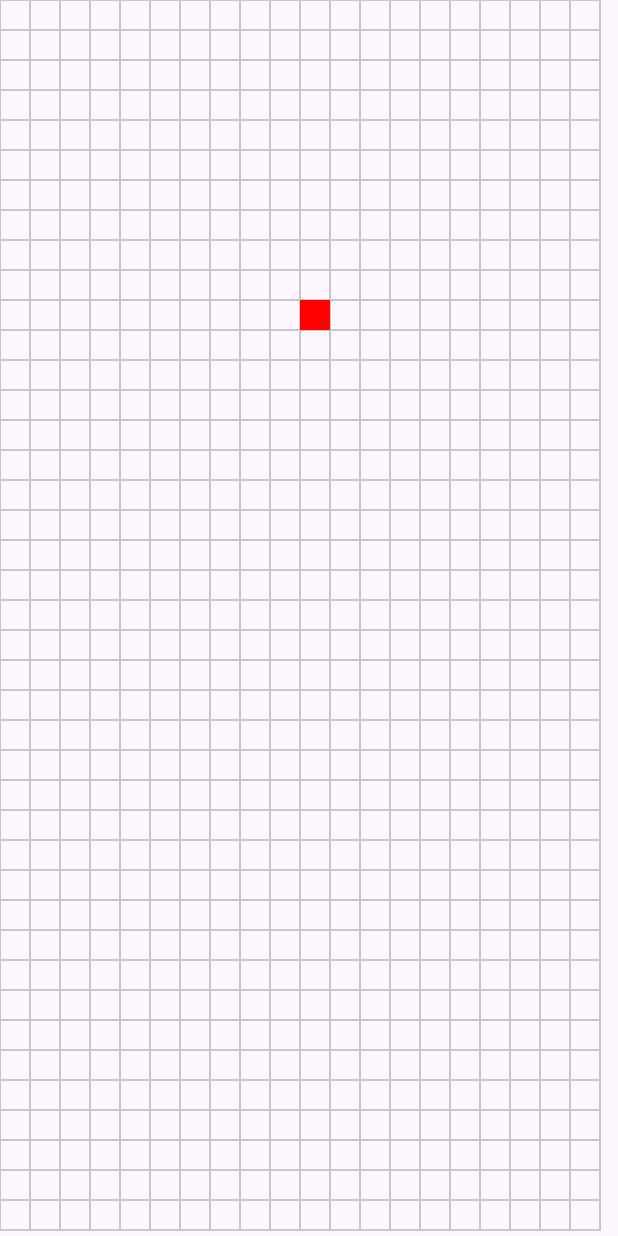
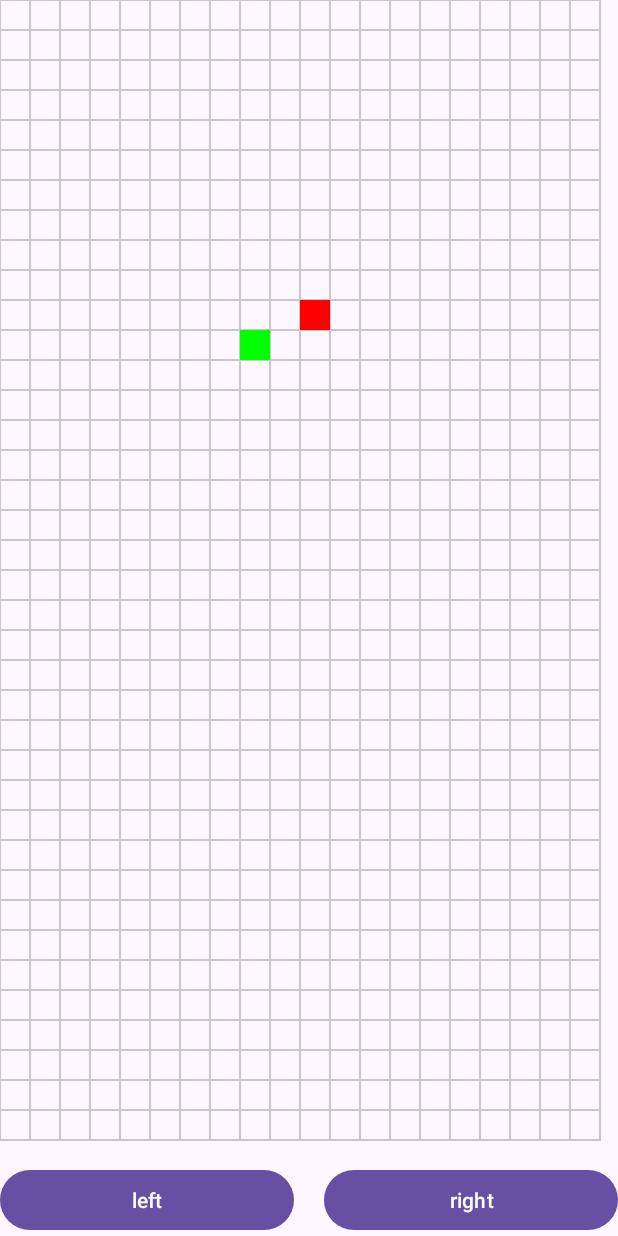
Before and after one commit to oughzal/Android_canvas, an Android app: the layout activity_main.xml on its own in the app's theme, with its tools: preview values and no code run, on a phone screen of 412 x 824 dp. Run offline under Robolectric (Android 15) with nearby library versions, the phone set to English and light mode, and no system bars.

Commit message:
Initial Commit

```diff
--- /dev/null
+++ b/app/src/main/java/ma/ofppt/androidcanvas/Direction.kt
@@ -0,0 +1,8 @@
+package ma.ofppt.androidcanvas
+
+enum class Direction {
+    left,
+    top,
+    right,
+    bottom
+}
--- a/app/src/main/java/ma/ofppt/androidcanvas/Point.kt
+++ b/app/src/main/java/ma/ofppt/androidcanvas/Point.kt
@@ -1,4 +1,20 @@
 package ma.ofppt.androidcanvas
 
+import android.graphics.Canvas
+import android.graphics.Color
+import android.graphics.Paint
+import android.graphics.Rect
+import android.graphics.RectF
+
 class Point(var X:Int,var Y:Int) {
+
+   companion object{
+       var squareSize = 0f
+   }
+    fun getRect(squareSize:Float) : RectF{
+        return RectF(X*squareSize, Y*squareSize,
+            (X+1)*squareSize,
+            (Y+1)*squareSize)
+    }
+
 }
--- a/app/src/main/java/ma/ofppt/androidcanvas/Snake.kt
+++ b/app/src/main/java/ma/ofppt/androidcanvas/Snake.kt
@@ -6,16 +6,25 @@ import android.graphics.Color
 import android.graphics.Paint
 import android.util.AttributeSet
 import android.view.View
+import kotlin.random.Random
 
 class Snake(context : Context, attrs : AttributeSet) : View(context,attrs) {
+    val sn = ArrayList<Point>()
     var nbcol= 20
     var nbrow = 0
     var squareSize = 0f
+    var head = Point(10,10)
+    lateinit var bait : Point
+    var direction = Direction.right
+    init {
+        sn.add(head)
+    }
 
     override fun onSizeChanged(w: Int, h: Int, oldw: Int, oldh: Int) {
         super.onSizeChanged(w, h, oldw, oldh)
         squareSize = (w/nbcol).toFloat()
         nbrow = (h/squareSize).toInt()
+      bait = Point(Random.nextInt(0,nbcol),Random.nextInt(0,nbrow))
     }
 
     override fun onDraw(canvas: Canvas) {
@@ -27,12 +36,100 @@ class Snake(context : Context, attrs : AttributeSet) : View(context,attrs) {
         for(i in 0 until  nbrow){
             for(j in 0 until  nbcol){
                 val p = Point(j,i)
-                canvas.drawRect(p.X*squareSize,p.Y*squareSize,(p.X+1)*squareSize,(p.Y+1)*squareSize,paint)
+                canvas.drawRect(p.getRect(squareSize),paint)
             }
         }
+
+        paint.style = Paint.Style.FILL
+        paint.color = Color.GREEN
+        canvas.drawRect(bait.getRect(squareSize),paint)
+
         paint.color = Color.RED
-        paint.style = Paint.Style.FILL
-        val p = Point(10,10)
-        canvas.drawRect(p.X*squareSize,p.Y*squareSize,(p.X+1)*squareSize,(p.Y+1)*squareSize,paint)
+        for(p in sn){
+            canvas.drawRect(p.getRect(squareSize),paint)
+        }
+
+
     }
+    fun turnToLeft(){
+        when(direction){
+            Direction.left -> direction = Direction.bottom
+            Direction.bottom -> direction = Direction.right
+            Direction.right -> direction = Direction.top
+            Direction.top -> direction = Direction.left
+
+        }
+    }
+    fun turnToRight(){
+        when(direction){
+            Direction.left -> direction = Direction.top
+            Direction.bottom -> direction = Direction.left
+            Direction.right -> direction = Direction.bottom
+            Direction.top -> direction = Direction.right
+
+        }
+
+        }
+    fun move(){
+
+        for(i in 0 until sn.size -1){
+
+           sn[i].X = sn[i+1].X
+           sn[i].Y = sn[i+1].Y
+        }
+        if(isBait()){
+            sn.add(bait)
+            head = bait
+            bait = Point(Random.nextInt(0,nbcol),Random.nextInt(0,nbrow))
+        }
+        else{
+            when(direction){
+                Direction.left -> {
+                    head.X--
+                    if(head.X <0) head.X = nbcol -1
+                }
+                Direction.bottom ->{
+                    head.Y++
+                    if(head.X ==nbrow) head.X =0
+                }
+                Direction.right -> {
+                    head.X++
+                    if(head.X ==nbcol) head.X =0
+                }
+                Direction.top -> {
+                    head.Y--
+                    if(head.Y <0) head.Y =nbrow -1
+                }
+
+            }
+        }
+
+
+    }
+    fun isBait() : Boolean{
+        var next = Point(head.X,head.Y)
+        when(direction){
+            Direction.left -> {
+                next.X--
+                if(next.X <0) next.X = nbcol -1
+            }
+            Direction.bottom ->{
+                next.Y++
+                if(next.X ==nbrow) next.X =0
+            }
+            Direction.right -> {
+                next.X++
+                if(next.X ==nbcol) next.X =0
+            }
+            Direction.top -> {
+                next.Y--
+                if(next.Y <0) next.Y =nbrow -1
+            }
+
+        }
+        return next.X == bait.X && next.Y==bait.Y
+
+    }
+
+
 }
--- a/app/src/main/res/layout/activity_main.xml
+++ b/app/src/main/res/layout/activity_main.xml
@@ -1,18 +1,36 @@
 <?xml version="1.0" encoding="utf-8"?>
-<androidx.constraintlayout.widget.ConstraintLayout xmlns:android="http://schemas.android.com/apk/res/android"
+<LinearLayout xmlns:android="http://schemas.android.com/apk/res/android"
     xmlns:app="http://schemas.android.com/apk/res-auto"
     xmlns:tools="http://schemas.android.com/tools"
     android:layout_width="match_parent"
     android:layout_height="match_parent"
+    android:orientation="vertical"
     tools:context=".MainActivity">
 
     <ma.ofppt.androidcanvas.Snake
+        android:id="@+id/snakeCanvas"
         android:layout_width="match_parent"
         android:layout_height="match_parent"
-        android:text="Hello World!"
-        app:layout_constraintBottom_toBottomOf="parent"
-        app:layout_constraintEnd_toEndOf="parent"
-        app:layout_constraintStart_toStartOf="parent"
-        app:layout_constraintTop_toTopOf="parent" />
+        android:layout_weight="1" />
 
-</androidx.constraintlayout.widget.ConstraintLayout>
+    <LinearLayout
+        android:layout_width="match_parent"
+        android:layout_height="wrap_content">
+
+        <Button
+            android:id="@+id/btnLeft"
+            android:layout_width="wrap_content"
+            android:layout_height="wrap_content"
+            android:layout_weight="1"
+            android:layout_marginRight="10dp"
+            android:text="left" />
+
+        <Button
+            android:id="@+id/btnRight"
+            android:layout_width="wrap_content"
+            android:layout_height="wrap_content"
+            android:layout_weight="1"
+            android:layout_marginLeft="10dp"
+            android:text="right" />
+    </LinearLayout>
+</LinearLayout>
```
Also changed, not shown: app/src/main/java/ma/ofppt/androidcanvas/MainActivity.kt (+28 -1 lines).
